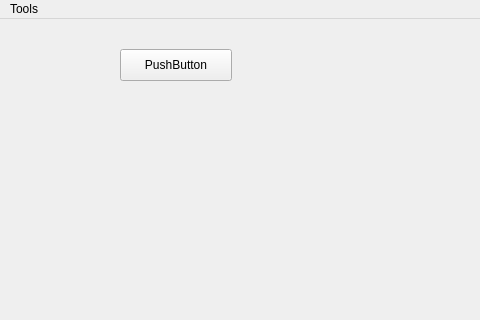
Qt form DialerUI/dialerui.ui (richardlwspu14/dialer-ui) before a commit; both pictures show x 0 to 480 and y 0 to 320 of the 800 by 600 pixel window.
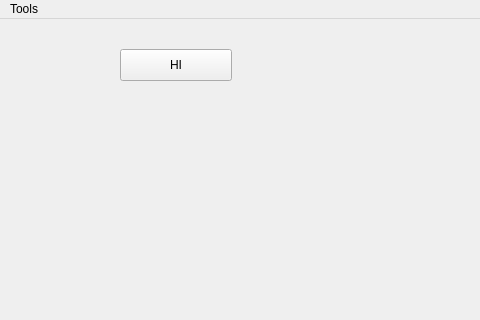
The same form after that commit.

The edit to the form file:
```diff
--- a/DialerUI/dialerui.ui
+++ b/DialerUI/dialerui.ui
@@ -24,7 +24,7 @@
      </rect>
     </property>
     <property name="text">
-     <string>PushButton</string>
+     <string>HI</string>
     </property>
    </widget>
   </widget>
```
